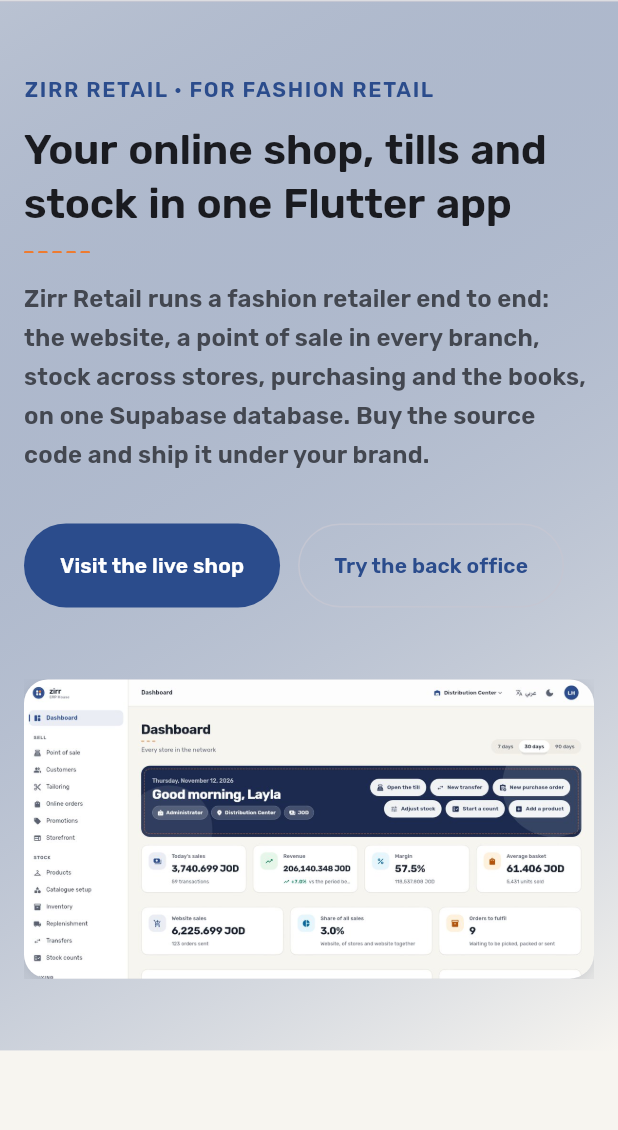
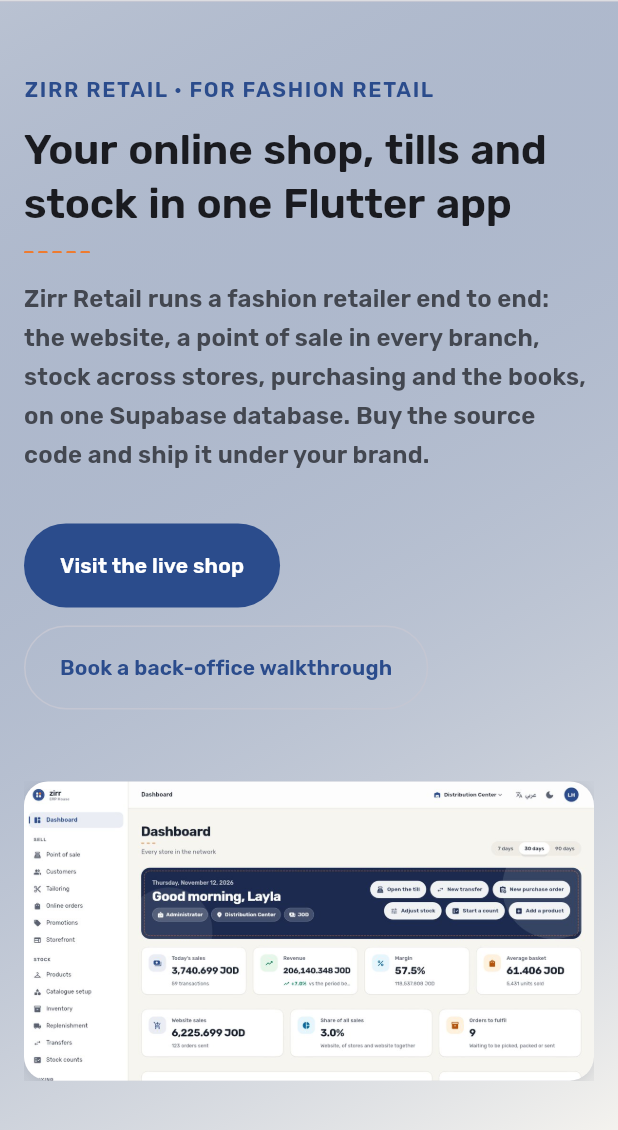
Before and after one commit to abu-arandas/abu-arandas, a Flutter app: the RetailPage screen opened directly, on a phone screen of 412 x 824 dp, the part 106-1236 px from its top. Run offline on Flutter 3.47's test engine with Material 3 defaults, Android fonts, the phone set to English and light mode, and no system bars; our stand-ins replace get, material_ui; statements that could not run were skipped.

Commit message:
Website: keep short grid rows at the start, fix the back-office link, link the site from the README (#18)
- GridRow took only its cells' width, so a row spanning less than 12 was centred. It now takes the full width.
- 'Try the back office' pointed at /sandbox/sign-in, which was removed and now redirects to /software. It is now
  'Book a back-office walkthrough' on WhatsApp, as in the README (with its Arabic line).
- Profile README: a Website badge and an Arabic link to https://zirr-site.vercel.app.


Claude-Session: https://claude.ai/code/session_013JgGuetQwnGvq3TRavEd1G

Co-authored-by: Claude <noreply@anthropic.com>

```diff
--- a/site/lib/config/breakpoints.dart
+++ b/site/lib/config/breakpoints.dart
@@ -104,10 +104,15 @@ class GridRow extends StatelessWidget {
     return LayoutBuilder(
       builder: (context, constraints) {
         final column = (constraints.maxWidth + gutter) / 12;
-        return Wrap(
-          spacing: gutter,
-          runSpacing: gutter,
-          children: [for (final cell in children) SizedBox(width: math.max(0, column * cell.spanAt(screen).clamp(1, 12) - gutter), child: cell)],
+        // Wrap is only as wide as its cells, so a row that spans less than 12 would shrink and be centred by its
+        // parent. Giving it the full width keeps a short row at the start, as in Bootstrap.
+        return SizedBox(
+          width: constraints.maxWidth,
+          child: Wrap(
+            spacing: gutter,
+            runSpacing: gutter,
+            children: [for (final cell in children) SizedBox(width: math.max(0, column * cell.spanAt(screen).clamp(1, 12) - gutter), child: cell)],
+          ),
         );
       },
     );
--- a/site/lib/config/content.dart
+++ b/site/lib/config/content.dart
@@ -146,7 +146,11 @@ class Content {
 
   static const retailLinks = [
     SiteLink('Visit the live shop', 'https://erp-house.vercel.app'),
-    SiteLink('Try the back office', 'https://erp-house.vercel.app/sandbox/sign-in'),
+    // There is no public back office (its pages need a staff sign-in), so visitors book a walkthrough instead.
+    SiteLink(
+      'Book a back-office walkthrough',
+      'https://wa.me/962791568798?text=Hi%2C%20I%20would%20like%20a%20walkthrough%20of%20the%20Zirr%20Retail%20back%20office.',
+    ),
     SiteLink('Compare licences', 'https://erp-house.vercel.app/software#pricing'),
   ];
 
--- a/site/lib/l10n/ar.dart
+++ b/site/lib/l10n/ar.dart
@@ -183,7 +183,7 @@ const ar = <String, String>{
   'Your online shop, tills and stock in one Flutter app': 'متجرك الإلكتروني والكاشير والمخزون في تطبيق Flutter واحد',
   'Zirr Retail runs a fashion retailer end to end: the website, a point of sale in every branch, stock across stores, purchasing and the books, on one Supabase database. Buy the source code and ship it under your brand.': 'زِرّ للتجزئة يدير محل الأزياء من أوله إلى آخره: الموقع ونقطة بيع في كل فرع والمخزون بين الفروع والمشتريات والحسابات، على قاعدة بيانات Supabase واحدة. اشترِ الكود المصدري وأطلقه باسمك.',
   'Visit the live shop': 'زُر المتجر المباشر',
-  'Try the back office': 'جرّب لوحة الإدارة',
+  'Book a back-office walkthrough': 'احجز جولة في لوحة الإدارة',
   'Compare licences': 'قارن التراخيص',
   'Features': 'المزايا',
   'One system instead of five': 'نظام واحد بدل خمسة',
```
Also changed, not shown: 1 other file.
